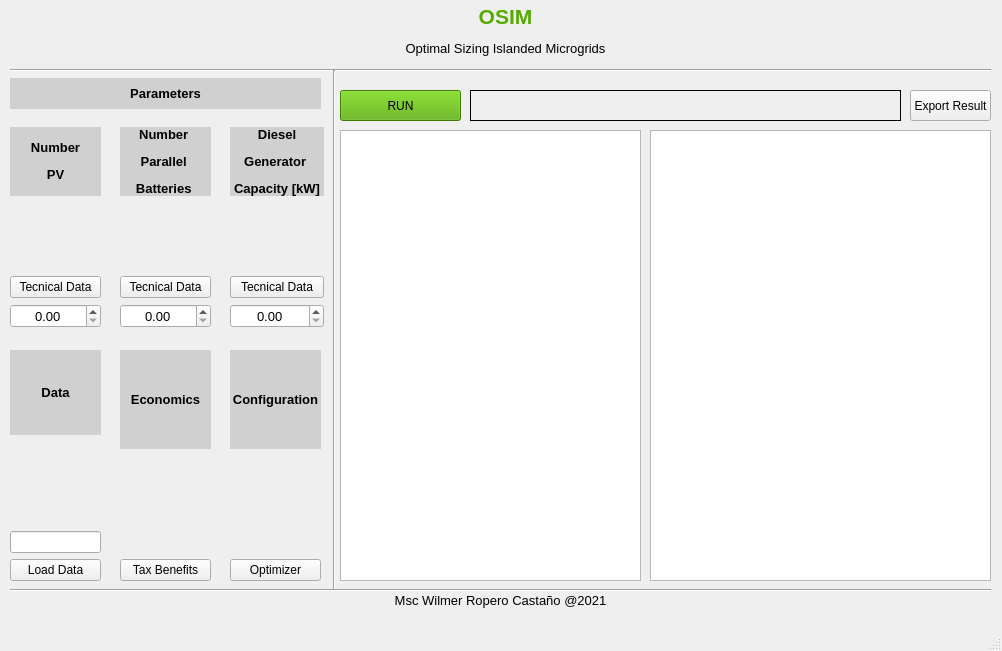
Qt form main.ui (WRopero/osim_microrredes) before a commit.
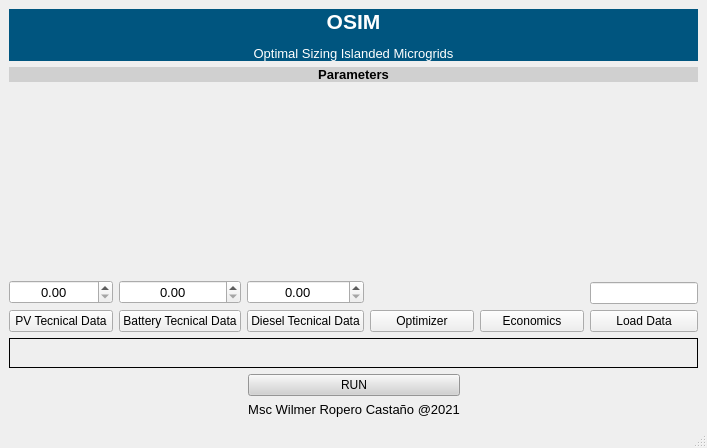
The same form after that commit. Icons and pictures are not drawn.

What changed in the file:
```diff
--- a/main.ui
+++ b/main.ui
@@ -6,12 +6,12 @@
    <rect>
     <x>0</x>
     <y>0</y>
-    <width>1002</width>
-    <height>651</height>
+    <width>707</width>
+    <height>448</height>
    </rect>
   </property>
   <property name="sizePolicy">
-   <sizepolicy hsizetype="Expanding" vsizetype="Expanding">
+   <sizepolicy hsizetype="MinimumExpanding" vsizetype="Expanding">
     <horstretch>0</horstretch>
     <verstretch>0</verstretch>
    </sizepolicy>
@@ -26,149 +26,124 @@
      <verstretch>0</verstretch>
     </sizepolicy>
    </property>
-   <widget class="QWidget" name="gridLayoutWidget">
-    <property name="geometry">
-     <rect>
-      <x>10</x>
-      <y>127</y>
-      <width>91</width>
-      <height>201</height>
-     </rect>
-    </property>
-    <layout class="QVBoxLayout" name="verticalLayout_2">
-     <item>
-      <widget class="QLabel" name="label_10">
+   <layout class="QGridLayout" name="gridLayout_2">
+    <item row="0" column="0" colspan="3">
+     <widget class="QLabel" name="label_13">
+      <property name="sizePolicy">
+       <sizepolicy hsizetype="Preferred" vsizetype="Fixed">
+        <horstretch>0</horstretch>
+        <verstretch>0</verstretch>
+       </sizepolicy>
+      </property>
        <property name="styleSheet">
-        <string notr="true">background-color: rgb(208, 208, 208);</string>
+       <string notr="true">background-color: rgb(0, 85, 127);</string>
        </property>
        <property name="text">
-        <string>&lt;html&gt;&lt;head/&gt;&lt;body&gt;&lt;p align=&quot;center&quot;&gt;&lt;span style=&quot; font-size:10pt; font-weight:600;&quot;&gt;Number&lt;/span&gt;&lt;/p&gt;&lt;p align=&quot;center&quot;&gt;&lt;span style=&quot; font-size:10pt; font-weight:600;&quot;&gt; PV&lt;/span&gt;&lt;/p&gt;&lt;/body&gt;&lt;/html&gt;</string>
+       <string>&lt;html&gt;&lt;head/&gt;&lt;body&gt;&lt;p align=&quot;center&quot;&gt;&lt;span style=&quot; font-size:16pt; font-weight:600; color:#ffffff;&quot;&gt;OSIM&lt;/span&gt;&lt;/p&gt;&lt;p align=&quot;center&quot;&gt;&lt;span style=&quot; font-size:10pt; color:#ffffff;&quot;&gt;Optimal Sizing Islanded Microgrids&lt;/span&gt;&lt;/p&gt;&lt;/body&gt;&lt;/html&gt;</string>
        </property>
       </widget>
      </item>
-     <item>
-      <widget class="QLabel" name="label_2">
-       <property name="styleSheet">
-        <string notr="true">border-image: url(:/imagenes/iconos/panelsolar.png);</string>
-       </property>
-       <property name="text">
-        <string/>
-       </property>
-      </widget>
-     </item>
-     <item>
-      <widget class="QPushButton" name="pushButton">
-       <property name="cursor">
-        <cursorShape>PointingHandCursor</cursorShape>
-       </property>
+    <item row="9" column="1">
+     <widget class="QLabel" name="label_16">
+      <property name="enabled">
+       <bool>true</bool>
+      </property>
+      <property name="sizePolicy">
+       <sizepolicy hsizetype="Fixed" vsizetype="Fixed">
+        <horstretch>0</horstretch>
+        <verstretch>0</verstretch>
+       </sizepolicy>
+      </property>
        <property name="text">
-        <string>Tecnical Data</string>
+       <string>&lt;html&gt;&lt;head/&gt;&lt;body&gt;&lt;p align=&quot;center&quot;&gt;&lt;span style=&quot; font-size:10pt; color:#000000;&quot;&gt;Msc Wilmer Ropero Castaño @2021&lt;/span&gt;&lt;/p&gt;&lt;/body&gt;&lt;/html&gt;</string>
        </property>
       </widget>
      </item>
-     <item>
-      <widget class="QDoubleSpinBox" name="doubleSpinBox_2">
-       <property name="font">
-        <font>
-         <pointsize>10</pointsize>
-        </font>
-       </property>
-       <property name="layoutDirection">
-        <enum>Qt::LeftToRight</enum>
-       </property>
-       <property name="alignment">
-        <set>Qt::AlignCenter</set>
-       </property>
-       <property name="maximum">
-        <double>10000.000000000000000</double>
-       </property>
-      </widget>
-     </item>
-    </layout>
-   </widget>
-   <widget class="QWidget" name="gridLayoutWidget_2">
-    <property name="geometry">
-     <rect>
-      <x>230</x>
-      <y>127</y>
-      <width>94</width>
-      <height>201</height>
-     </rect>
-    </property>
-    <layout class="QVBoxLayout" name="verticalLayout_3">
-     <property name="sizeConstraint">
-      <enum>QLayout::SetNoConstraint</enum>
-     </property>
-     <item>
-      <widget class="QLabel" name="label_8">
-       <property name="styleSheet">
-        <string notr="true">background-color: rgb(208, 208, 208);</string>
-       </property>
+    <item row="6" column="0" colspan="3">
+     <widget class="QLabel" name="label_14">
+      <property name="sizePolicy">
+       <sizepolicy hsizetype="Preferred" vsizetype="Fixed">
+        <horstretch>0</horstretch>
+        <verstretch>0</verstretch>
+       </sizepolicy>
+      </property>
+      <property name="frameShape">
+       <enum>QFrame::Box</enum>
+      </property>
        <property name="text">
-        <string>&lt;html&gt;&lt;head/&gt;&lt;body&gt;&lt;p align=&quot;center&quot;&gt;&lt;span style=&quot; font-size:10pt; font-weight:600;&quot;&gt;Diesel&lt;/span&gt;&lt;/p&gt;&lt;p align=&quot;center&quot;&gt;&lt;span style=&quot; font-size:10pt; font-weight:600;&quot;&gt; Generator &lt;/span&gt;&lt;/p&gt;&lt;p align=&quot;center&quot;&gt;&lt;span style=&quot; font-size:10pt; font-weight:600;&quot;&gt;Capacity [kW]&lt;/span&gt;&lt;/p&gt;&lt;/body&gt;&lt;/html&gt;</string>
-       </property>
-      </widget>
-     </item>
-     <item>
-      <widget class="QLabel" name="label">
-       <property name="styleSheet">
-        <string notr="true">border-image: url(:/imagenes/iconos/diesel.jpg);</string>
-       </property>
-       <property name="text">
-        <string/>
-       </property>
-      </widget>
-     </item>
+       <string>&lt;html&gt;&lt;head/&gt;&lt;body&gt;&lt;p align=&quot;center&quot;&gt;&lt;br/&gt;&lt;/p&gt;&lt;/body&gt;&lt;/html&gt;</string>
+      </property>
+      <property name="margin">
+       <number>0</number>
+      </property>
+     </widget>
+    </item>
+    <item row="5" column="0" colspan="3">
+     <layout class="QVBoxLayout" name="verticalLayout_8">
      <item>
+       <layout class="QGridLayout" name="gridLayout">
+        <item row="2" column="2">
       <widget class="QPushButton" name="pushButton_2">
        <property name="cursor">
         <cursorShape>PointingHandCursor</cursorShape>
        </property>
        <property name="text">
-        <string>Tecnical Data</string>
+           <string>Diesel Tecnical Data</string>
        </property>
       </widget>
      </item>
-     <item>
-      <widget class="QDoubleSpinBox" name="doubleSpinBox_3">
-       <property name="font">
-        <font>
-         <pointsize>10</pointsize>
-        </font>
-       </property>
-       <property name="layoutDirection">
-        <enum>Qt::LeftToRight</enum>
-       </property>
-       <property name="alignment">
-        <set>Qt::AlignCenter</set>
-       </property>
-       <property name="maximum">
-        <double>10000.000000000000000</double>
+        <item row="2" column="1">
+         <widget class="QPushButton" name="pushButton_4">
+          <property name="cursor">
+           <cursorShape>PointingHandCursor</cursorShape>
+          </property>
+          <property name="text">
+           <string>Battery Tecnical Data</string>
+          </property>
+         </widget>
+        </item>
+        <item row="2" column="0">
+         <widget class="QPushButton" name="pushButton">
+          <property name="cursor">
+           <cursorShape>PointingHandCursor</cursorShape>
+          </property>
+          <property name="text">
+           <string>PV Tecnical Data</string>
        </property>
       </widget>
      </item>
-    </layout>
-   </widget>
-   <widget class="QWidget" name="gridLayoutWidget_3">
-    <property name="geometry">
-     <rect>
-      <x>120</x>
-      <y>127</y>
-      <width>91</width>
-      <height>201</height>
-     </rect>
-    </property>
+        <item row="2" column="3">
+         <widget class="QPushButton" name="pushButton_6">
+          <property name="cursor">
+           <cursorShape>PointingHandCursor</cursorShape>
+          </property>
+          <property name="text">
+           <string>Optimizer</string>
+          </property>
+         </widget>
+        </item>
+        <item row="2" column="5">
+         <widget class="QPushButton" name="pushButton_3">
+          <property name="cursor">
+           <cursorShape>PointingHandCursor</cursorShape>
+          </property>
+          <property name="text">
+           <string>Load Data</string>
+          </property>
+         </widget>
+        </item>
+        <item row="2" column="4">
+         <widget class="QPushButton" name="pushButton_5">
+          <property name="cursor">
+           <cursorShape>PointingHandCursor</cursorShape>
+          </property>
+          <property name="text">
+           <string>Economics</string>
+          </property>
+         </widget>
+        </item>
+        <item row="1" column="1">
     <layout class="QVBoxLayout" name="verticalLayout">
-     <item>
-      <widget class="QLabel" name="label_9">
-       <property name="styleSheet">
-        <string notr="true">background-color: rgb(208, 208, 208);</string>
-       </property>
-       <property name="text">
-        <string>&lt;html&gt;&lt;head/&gt;&lt;body&gt;&lt;p align=&quot;center&quot;&gt;&lt;span style=&quot; font-size:10pt; font-weight:600;&quot;&gt;Number &lt;/span&gt;&lt;/p&gt;&lt;p align=&quot;center&quot;&gt;&lt;span style=&quot; font-size:10pt; font-weight:600;&quot;&gt;Parallel &lt;/span&gt;&lt;/p&gt;&lt;p align=&quot;center&quot;&gt;&lt;span style=&quot; font-size:10pt; font-weight:600;&quot;&gt;Batteries &lt;/span&gt;&lt;/p&gt;&lt;/body&gt;&lt;/html&gt;</string>
-       </property>
-      </widget>
-     </item>
      <item>
       <widget class="QLabel" name="label_3">
        <property name="styleSheet">
@@ -179,16 +154,6 @@
        </property>
       </widget>
      </item>
-     <item>
-      <widget class="QPushButton" name="pushButton_4">
-       <property name="cursor">
-        <cursorShape>PointingHandCursor</cursorShape>
-       </property>
-       <property name="text">
-        <string>Tecnical Data</string>
-       </property>
-      </widget>
-     </item>
      <item>
       <widget class="QDoubleSpinBox" name="doubleSpinBox">
        <property name="font">
@@ -208,27 +173,9 @@
       </widget>
      </item>
     </layout>
-   </widget>
-   <widget class="QWidget" name="gridLayoutWidget_4">
-    <property name="geometry">
-     <rect>
-      <x>10</x>
-      <y>350</y>
-      <width>91</width>
-      <height>231</height>
-     </rect>
-    </property>
+        </item>
+        <item row="1" column="5">
     <layout class="QVBoxLayout" name="verticalLayout_5">
-     <item>
-      <widget class="QLabel" name="label_5">
-       <property name="styleSheet">
-        <string notr="true">background-color: rgb(208, 208, 208);</string>
-       </property>
-       <property name="text">
-        <string>&lt;html&gt;&lt;head/&gt;&lt;body&gt;&lt;p align=&quot;center&quot;&gt;&lt;span style=&quot; font-size:10pt; font-weight:600;&quot;&gt;Data&lt;/span&gt;&lt;/p&gt;&lt;/body&gt;&lt;/html&gt;</string>
-       </property>
-      </widget>
-     </item>
      <item>
       <widget class="QLabel" name="label_4">
        <property name="styleSheet">
@@ -240,83 +187,19 @@
       </widget>
      </item>
      <item>
-      <widget class="QLineEdit" name="lineEdit"/>
-     </item>
-     <item>
-      <widget class="QPushButton" name="pushButton_3">
-       <property name="cursor">
-        <cursorShape>PointingHandCursor</cursorShape>
-       </property>
-       <property name="text">
-        <string>Load Data</string>
-       </property>
+           <widget class="QLineEdit" name="lineEdit">
+            <property name="sizePolicy">
+             <sizepolicy hsizetype="Fixed" vsizetype="Fixed">
+              <horstretch>0</horstretch>
+              <verstretch>0</verstretch>
+             </sizepolicy>
+            </property>
       </widget>
      </item>
     </layout>
-   </widget>
-   <widget class="QWidget" name="gridLayoutWidget_6">
-    <property name="geometry">
-     <rect>
-      <x>120</x>
-      <y>350</y>
-      <width>91</width>
-      <height>231</height>
-     </rect>
-    </property>
-    <layout class="QVBoxLayout" name="verticalLayout_6">
-     <item>
-      <widget class="QLabel" name="label_7">
-       <property name="styleSheet">
-        <string notr="true">background-color: rgb(208, 208, 208);
-</string>
-       </property>
-       <property name="text">
-        <string>&lt;html&gt;&lt;head/&gt;&lt;body&gt;&lt;p align=&quot;center&quot;&gt;&lt;span style=&quot; font-size:10pt; font-weight:600;&quot;&gt;Economics&lt;/span&gt;&lt;/p&gt;&lt;/body&gt;&lt;/html&gt;</string>
-       </property>
-      </widget>
-     </item>
-     <item>
-      <widget class="QLabel" name="label_6">
-       <property name="styleSheet">
-        <string notr="true">border-image: url(:/imagenes/iconos/taxes.png);</string>
-       </property>
-       <property name="text">
-        <string/>
-       </property>
-      </widget>
-     </item>
-     <item>
-      <widget class="QPushButton" name="pushButton_5">
-       <property name="cursor">
-        <cursorShape>PointingHandCursor</cursorShape>
-       </property>
-       <property name="text">
-        <string>Tax Benefits</string>
-       </property>
-      </widget>
-     </item>
-    </layout>
-   </widget>
-   <widget class="QWidget" name="gridLayoutWidget_8">
-    <property name="geometry">
-     <rect>
-      <x>230</x>
-      <y>350</y>
-      <width>91</width>
-      <height>231</height>
-     </rect>
-    </property>
+        </item>
+        <item row="1" column="3">
     <layout class="QVBoxLayout" name="verticalLayout_7">
-     <item>
-      <widget class="QLabel" name="label_11">
-       <property name="styleSheet">
-        <string notr="true">background-color: rgb(208, 208, 208);</string>
-       </property>
-       <property name="text">
-        <string>&lt;html&gt;&lt;head/&gt;&lt;body&gt;&lt;p align=&quot;center&quot;&gt;&lt;span style=&quot; font-size:10pt; font-weight:600;&quot;&gt;Configuration&lt;/span&gt;&lt;/p&gt;&lt;/body&gt;&lt;/html&gt;</string>
-       </property>
-      </widget>
-     </item>
      <item>
       <widget class="QLabel" name="label_12">
        <property name="styleSheet">
@@ -327,132 +210,100 @@
        </property>
       </widget>
      </item>
+         </layout>
+        </item>
+        <item row="1" column="4">
+         <layout class="QVBoxLayout" name="verticalLayout_6">
      <item>
-      <widget class="QPushButton" name="pushButton_6">
-       <property name="cursor">
-        <cursorShape>PointingHandCursor</cursorShape>
+           <widget class="QLabel" name="label_6">
+            <property name="styleSheet">
+             <string notr="true">border-image: url(:/imagenes/iconos/taxes.png);</string>
        </property>
        <property name="text">
-        <string>Optimizer</string>
+             <string/>
        </property>
       </widget>
      </item>
     </layout>
-   </widget>
-   <widget class="QPushButton" name="pushButton_7">
-    <property name="geometry">
-     <rect>
-      <x>910</x>
-      <y>90</y>
-      <width>81</width>
-      <height>31</height>
-     </rect>
-    </property>
-    <property name="cursor">
-     <cursorShape>PointingHandCursor</cursorShape>
-    </property>
+        </item>
+        <item row="1" column="0">
+         <layout class="QVBoxLayout" name="verticalLayout_2">
+          <item>
+           <widget class="QLabel" name="label_2">
+            <property name="styleSheet">
+             <string notr="true">border-image: url(:/imagenes/iconos/panelsolar.png);</string>
+            </property>
     <property name="text">
-     <string>Export Result</string>
-    </property>
-   </widget>
-   <widget class="QLabel" name="label_13">
-    <property name="geometry">
-     <rect>
-      <x>20</x>
-      <y>0</y>
-      <width>971</width>
-      <height>61</height>
-     </rect>
-    </property>
-    <property name="text">
-     <string>&lt;html&gt;&lt;head/&gt;&lt;body&gt;&lt;p align=&quot;center&quot;&gt;&lt;span style=&quot; font-size:16pt; font-weight:600; color:#55aa00;&quot;&gt;OSIM&lt;/span&gt;&lt;/p&gt;&lt;p align=&quot;center&quot;&gt;&lt;span style=&quot; font-size:10pt; color:#000000;&quot;&gt;Optimal Sizing Islanded Microgrids&lt;/span&gt;&lt;/p&gt;&lt;/body&gt;&lt;/html&gt;</string>
-    </property>
-   </widget>
-   <widget class="Line" name="line">
-    <property name="geometry">
-     <rect>
-      <x>10</x>
-      <y>60</y>
-      <width>981</width>
-      <height>21</height>
-     </rect>
-    </property>
-    <property name="orientation">
-     <enum>Qt::Horizontal</enum>
-    </property>
-   </widget>
-   <widget class="QTableWidget" name="tableWidget_3">
-    <property name="geometry">
-     <rect>
-      <x>650</x>
-      <y>130</y>
-      <width>341</width>
-      <height>451</height>
-     </rect>
-    </property>
-    <property name="sortingEnabled">
-     <bool>true</bool>
-    </property>
-   </widget>
-   <widget class="QLabel" name="label_14">
-    <property name="geometry">
-     <rect>
-      <x>470</x>
-      <y>90</y>
-      <width>431</width>
-      <height>31</height>
-     </rect>
-    </property>
-    <property name="frameShape">
-     <enum>QFrame::Box</enum>
-    </property>
+             <string/>
+            </property>
+           </widget>
+          </item>
+          <item>
+           <widget class="QDoubleSpinBox" name="doubleSpinBox_2">
+            <property name="font">
+             <font>
+              <pointsize>10</pointsize>
+             </font>
+            </property>
+            <property name="layoutDirection">
+             <enum>Qt::LeftToRight</enum>
+            </property>
+            <property name="alignment">
+             <set>Qt::AlignCenter</set>
+            </property>
+            <property name="maximum">
+             <double>10000.000000000000000</double>
+            </property>
+           </widget>
+          </item>
+         </layout>
+        </item>
+        <item row="1" column="2">
+         <layout class="QVBoxLayout" name="verticalLayout_3">
+          <property name="sizeConstraint">
+           <enum>QLayout::SetNoConstraint</enum>
+          </property>
+          <item>
+           <widget class="QLabel" name="label">
+            <property name="styleSheet">
+             <string notr="true">border-image: url(:/imagenes/iconos/diesel.jpg);</string>
+            </property>
     <property name="text">
-     <string>&lt;html&gt;&lt;head/&gt;&lt;body&gt;&lt;p align=&quot;center&quot;&gt;&lt;br/&gt;&lt;/p&gt;&lt;/body&gt;&lt;/html&gt;</string>
-    </property>
-    <property name="margin">
-     <number>0</number>
-    </property>
-   </widget>
-   <widget class="QPushButton" name="pushButton_8">
-    <property name="geometry">
-     <rect>
-      <x>340</x>
-      <y>90</y>
-      <width>121</width>
-      <height>31</height>
-     </rect>
-    </property>
-    <property name="cursor">
-     <cursorShape>PointingHandCursor</cursorShape>
-    </property>
-    <property name="styleSheet">
-     <string notr="true">background-color: rgb(85, 170, 0);</string>
-    </property>
-    <property name="text">
-     <string>RUN</string>
-    </property>
-   </widget>
-   <widget class="Line" name="line_2">
-    <property name="geometry">
-     <rect>
-      <x>319</x>
-      <y>70</y>
-      <width>31</width>
-      <height>521</height>
-     </rect>
-    </property>
-    <property name="orientation">
-     <enum>Qt::Vertical</enum>
-    </property>
-   </widget>
+             <string/>
+            </property>
+           </widget>
+          </item>
+          <item>
+           <widget class="QDoubleSpinBox" name="doubleSpinBox_3">
+            <property name="font">
+             <font>
+              <pointsize>10</pointsize>
+             </font>
+            </property>
+            <property name="layoutDirection">
+             <enum>Qt::LeftToRight</enum>
+            </property>
+            <property name="alignment">
+             <set>Qt::AlignCenter</set>
+            </property>
+            <property name="maximum">
+             <double>10000.000000000000000</double>
+            </property>
+           </widget>
+          </item>
+         </layout>
+        </item>
+       </layout>
+      </item>
+     </layout>
+    </item>
+    <item row="1" column="0" colspan="3">
    <widget class="QLabel" name="label_15">
-    <property name="geometry">
-     <rect>
-      <x>10</x>
-      <y>78</y>
-      <width>311</width>
-      <height>31</height>
-     </rect>
+      <property name="sizePolicy">
+       <sizepolicy hsizetype="Preferred" vsizetype="Fixed">
+        <horstretch>0</horstretch>
+        <verstretch>0</verstretch>
+       </sizepolicy>
     </property>
     <property name="styleSheet">
      <string notr="true">background-color: rgb(208, 208, 208);</string>
@@ -460,46 +311,34 @@
     <property name="text">
      <string>&lt;html&gt;&lt;head/&gt;&lt;body&gt;&lt;p align=&quot;center&quot;&gt;&lt;span style=&quot; font-size:10pt; font-weight:600;&quot;&gt;Parameters&lt;/span&gt;&lt;/p&gt;&lt;/body&gt;&lt;/html&gt;</string>
     </property>
-   </widget>
-   <widget class="QLabel" name="label_16">
-    <property name="geometry">
-     <rect>
-      <x>10</x>
-      <y>590</y>
-      <width>981</width>
-      <height>21</height>
-     </rect>
+      <property name="alignment">
+       <set>Qt::AlignCenter</set>
+      </property>
+     </widget>
+    </item>
+    <item row="8" column="1">
+     <widget class="QPushButton" name="pushButton_8">
+      <property name="sizePolicy">
+       <sizepolicy hsizetype="Preferred" vsizetype="Fixed">
+        <horstretch>0</horstretch>
+        <verstretch>0</verstretch>
+       </sizepolicy>
+      </property>
+      <property name="cursor">
+       <cursorShape>PointingHandCursor</cursorShape>
+      </property>
+      <property name="toolTip">
+       <string>&lt;html&gt;&lt;head/&gt;&lt;body&gt;&lt;p&gt;&lt;span style=&quot; font-size:9pt;&quot;&gt;This runs the optimizer to sizing the microgrid, when the optimizer ends it will show a window where the data and the charts will can be shown.&lt;/span&gt;&lt;/p&gt;&lt;/body&gt;&lt;/html&gt;</string>
+      </property>
+      <property name="styleSheet">
+       <string notr="true">background-color: rgb(209, 209, 209);</string>
     </property>
     <property name="text">
-     <string>&lt;html&gt;&lt;head/&gt;&lt;body&gt;&lt;p align=&quot;center&quot;&gt;&lt;span style=&quot; font-size:10pt; color:#000000;&quot;&gt;Msc Wilmer Ropero Castaño @2021&lt;/span&gt;&lt;/p&gt;&lt;/body&gt;&lt;/html&gt;</string>
-    </property>
-   </widget>
-   <widget class="Line" name="line_3">
-    <property name="geometry">
-     <rect>
-      <x>10</x>
-      <y>580</y>
-      <width>981</width>
-      <height>21</height>
-     </rect>
-    </property>
-    <property name="orientation">
-     <enum>Qt::Horizontal</enum>
-    </property>
-   </widget>
-   <widget class="QTableWidget" name="tableWidget_2">
-    <property name="geometry">
-     <rect>
-      <x>340</x>
-      <y>130</y>
-      <width>301</width>
-      <height>451</height>
-     </rect>
-    </property>
-    <property name="sortingEnabled">
-     <bool>true</bool>
-    </property>
-   </widget>
+       <string>RUN</string>
+      </property>
+     </widget>
+    </item>
+   </layout>
   </widget>
   <widget class="QMenuBar" name="menubar">
    <property name="geometry">
```
Left out of the diff: 4 changed lines with no effect on the pictures. Lines whose indentation alone changed are shown as unchanged.
